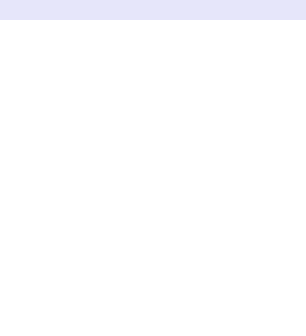
This is wowclip.ui in Letmesea/wowclip as Qt 5 draws it before an edit. The edited form follows.
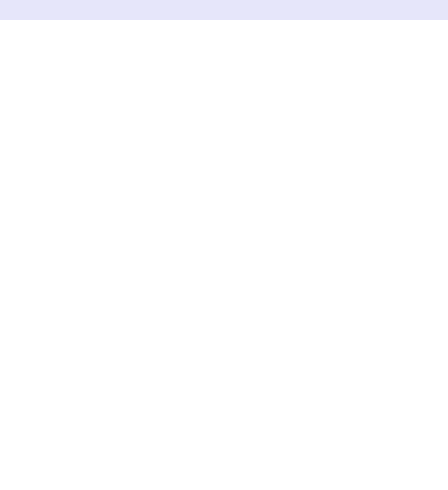
This is the edited form.

```diff
--- a/wowclip.ui
+++ b/wowclip.ui
@@ -6,8 +6,8 @@
    <rect>
     <x>0</x>
     <y>0</y>
-    <width>306</width>
-    <height>336</height>
+    <width>448</width>
+    <height>490</height>
    </rect>
   </property>
   <property name="windowTitle">
@@ -61,8 +61,8 @@
      <rect>
       <x>0</x>
       <y>0</y>
-      <width>306</width>
-      <height>336</height>
+      <width>448</width>
+      <height>490</height>
      </rect>
     </property>
     <property name="styleSheet">
@@ -81,8 +81,8 @@
       <rect>
        <x>0</x>
        <y>0</y>
-       <width>306</width>
-       <height>336</height>
+       <width>448</width>
+       <height>490</height>
       </rect>
      </property>
      <property name="styleSheet">
@@ -99,8 +99,8 @@
         <rect>
          <x>0</x>
          <y>20</y>
-         <width>306</width>
-         <height>316</height>
+         <width>448</width>
+         <height>470</height>
         </rect>
        </property>
        <property name="autoFillBackground">
```
